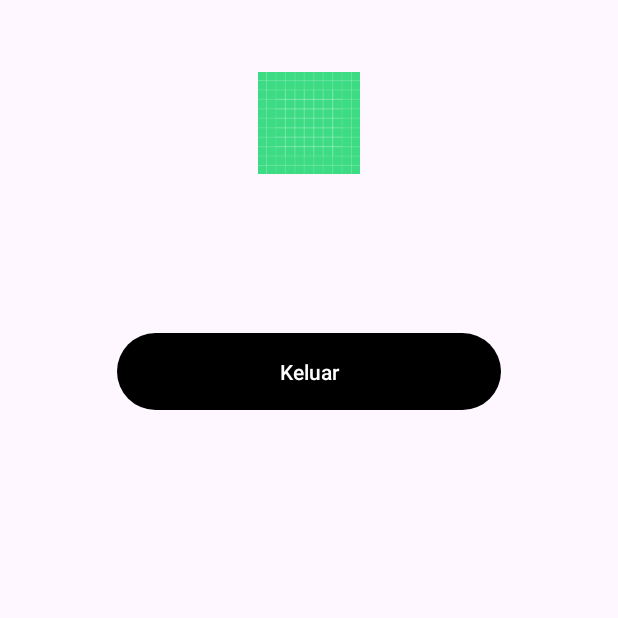
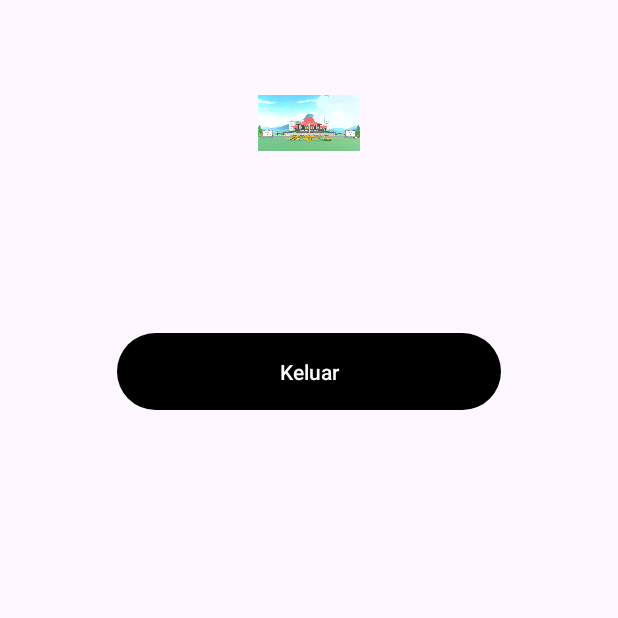
Before and after one commit to najwanmuhammad/UTS_1-4_PPPB_MuhammadNajwanFadlillah, an Android app: the ProfilActivity screen opened directly, with no data from a screen before it, on a phone screen of 412 x 824 dp, the top half of it. Run offline under Robolectric (Android 15) with nearby library versions, the phone set to English and light mode, and no system bars.

Commit message:
update image

```diff
--- a/app/src/main/res/layout/activity_main.xml
+++ b/app/src/main/res/layout/activity_main.xml
@@ -25,7 +25,7 @@
         android:id="@+id/image"
         android:layout_width="100dp"
         android:layout_height="100dp"
-        android:src="@drawable/ic_launcher_background"
+        android:src="@drawable/welcome"
         android:layout_below="@id/welcome_header"
         android:layout_centerHorizontal="true"
         />
--- a/app/src/main/res/layout/activity_profil.xml
+++ b/app/src/main/res/layout/activity_profil.xml
@@ -13,7 +13,7 @@
         android:layout_width="100dp"
         android:layout_height="100dp"
         android:layout_marginTop="32dp"
-        android:src="@drawable/ic_launcher_background"
+        android:src="@drawable/profile"
         android:layout_gravity="center"
         android:padding="16dp"
         />
```
Also changed, not shown: app/src/main/res/drawable/profile.jpg (added), 1 other file.
